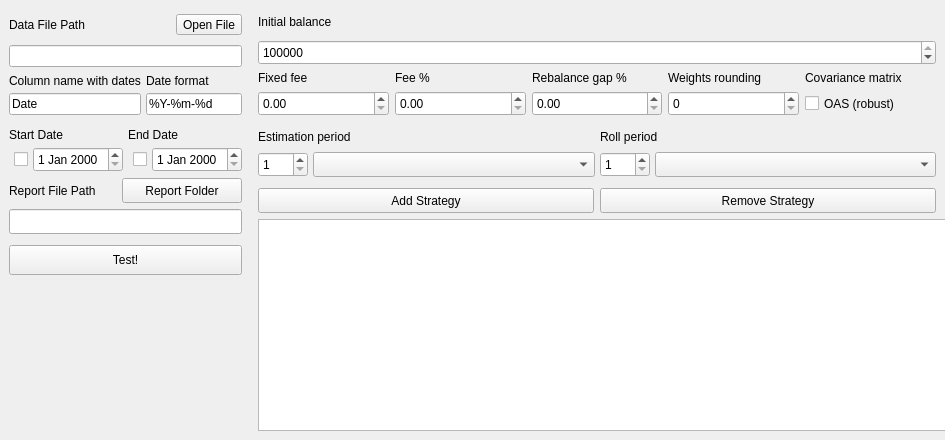
The window that hrp.ui (daniilmann/hrp) describes before a commit, drawn with Qt 5.
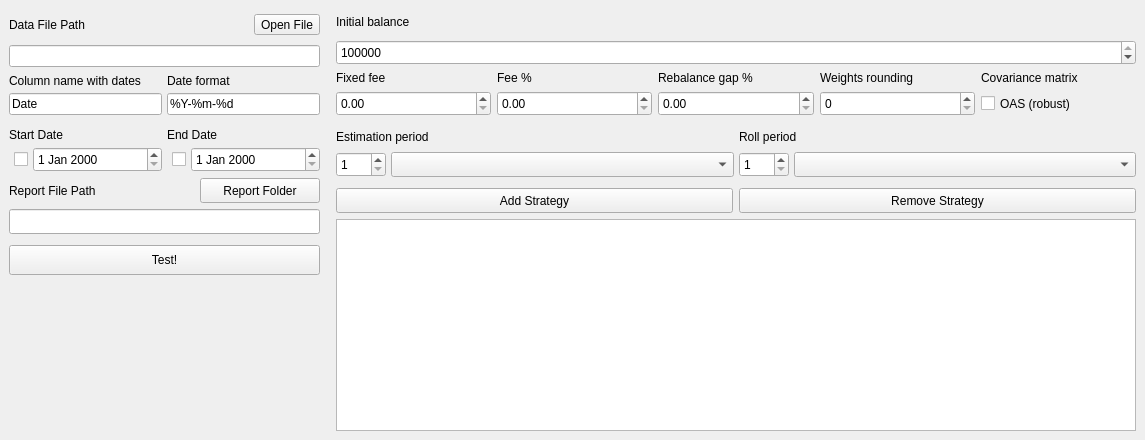
The same window after the commit.

Patch:
```diff
--- a/hrp.ui
+++ b/hrp.ui
@@ -9,7 +9,7 @@
    <rect>
     <x>0</x>
     <y>0</y>
-    <width>945</width>
+    <width>1145</width>
     <height>440</height>
    </rect>
   </property>
@@ -21,7 +21,7 @@
   </property>
   <property name="minimumSize">
    <size>
-    <width>945</width>
+    <width>1145</width>
     <height>440</height>
    </size>
   </property>
@@ -357,7 +357,7 @@
            <number>999999999</number>
           </property>
           <property name="value">
-           <number>1000000</number>
+           <number>10000000</number>
           </property>
          </widget>
         </item>
```
